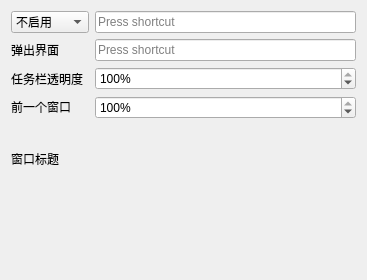
TenderChen/TransMaster, file TransMaster/TransMaster.ui: the form before one commit.
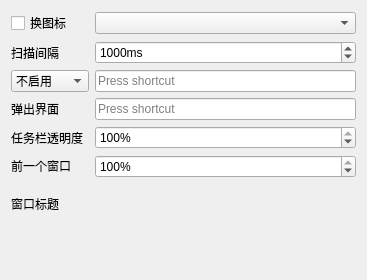
The form after the commit.

Patch:
```diff
--- a/TransMaster/TransMaster.ui
+++ b/TransMaster/TransMaster.ui
@@ -15,22 +15,8 @@
   </property>
   <widget class="QWidget" name="centralWidget">
    <layout class="QGridLayout" name="gridLayout">
-    <item row="0" column="1">
-     <widget class="QKeySequenceEdit" name="keySequenceEdit_mode">
-      <property name="maximumSequenceLength">
-       <longLong>1</longLong>
-      </property>
-     </widget>
-    </item>
-    <item row="1" column="0">
-     <widget class="QLabel" name="label_window">
-      <property name="text">
-       <string>弹出界面</string>
-      </property>
-     </widget>
-    </item>
-    <item row="2" column="1">
-     <widget class="QSpinBox" name="spinBox_taskbar">
+    <item row="5" column="1">
+     <widget class="QSpinBox" name="spinBox_current">
       <property name="keyboardTracking">
        <bool>false</bool>
       </property>
@@ -48,17 +34,7 @@
       </property>
      </widget>
     </item>
-    <item row="3" column="0">
-     <widget class="QLabel" name="label_last">
-      <property name="text">
-       <string>前一个窗口</string>
-      </property>
-      <property name="textInteractionFlags">
-       <set>Qt::TextInteractionFlag::LinksAccessibleByKeyboard|Qt::TextInteractionFlag::LinksAccessibleByMouse|Qt::TextInteractionFlag::TextBrowserInteraction|Qt::TextInteractionFlag::TextSelectableByKeyboard|Qt::TextInteractionFlag::TextSelectableByMouse</set>
-      </property>
-     </widget>
-    </item>
-    <item row="4" column="0" colspan="2">
+    <item row="6" column="0" colspan="2">
      <widget class="QLabel" name="label_title">
       <property name="text">
        <string>窗口标题</string>
@@ -71,33 +47,40 @@
       </property>
      </widget>
     </item>
-    <item row="3" column="1">
-     <widget class="QSpinBox" name="spinBox_current">
-      <property name="keyboardTracking">
-       <bool>false</bool>
-      </property>
-      <property name="suffix">
-       <string>%</string>
-      </property>
-      <property name="maximum">
-       <number>100</number>
-      </property>
-      <property name="singleStep">
-       <number>10</number>
-      </property>
-      <property name="value">
-       <number>100</number>
-      </property>
-     </widget>
-    </item>
-    <item row="2" column="0">
+    <item row="4" column="0">
      <widget class="QLabel" name="label_taskbar">
       <property name="text">
        <string>任务栏透明度</string>
       </property>
      </widget>
     </item>
-    <item row="0" column="0">
+    <item row="1" column="1">
+     <widget class="QSpinBox" name="spinBox_scan">
+      <property name="suffix">
+       <string>ms</string>
+      </property>
+      <property name="minimum">
+       <number>200</number>
+      </property>
+      <property name="maximum">
+       <number>3000</number>
+      </property>
+      <property name="singleStep">
+       <number>100</number>
+      </property>
+      <property name="value">
+       <number>1000</number>
+      </property>
+     </widget>
+    </item>
+    <item row="3" column="1">
+     <widget class="QKeySequenceEdit" name="keySequenceEdit_window">
+      <property name="maximumSequenceLength">
+       <longLong>1</longLong>
+      </property>
+     </widget>
+    </item>
+    <item row="2" column="0">
      <widget class="QComboBox" name="comboBox_mode">
       <item>
        <property name="text">
@@ -111,14 +94,14 @@
       </item>
      </widget>
     </item>
-    <item row="1" column="1">
-     <widget class="QKeySequenceEdit" name="keySequenceEdit_window">
-      <property name="maximumSequenceLength">
-       <longLong>1</longLong>
+    <item row="3" column="0">
+     <widget class="QLabel" name="label_window">
+      <property name="text">
+       <string>弹出界面</string>
       </property>
      </widget>
     </item>
-    <item row="5" column="0" colspan="2">
+    <item row="7" column="0" colspan="2">
      <widget class="QLabel" name="label_path">
       <property name="text">
        <string/>
@@ -131,6 +114,59 @@
       </property>
      </widget>
     </item>
+    <item row="1" column="0">
+     <widget class="QLabel" name="label">
+      <property name="text">
+       <string>扫描间隔</string>
+      </property>
+     </widget>
+    </item>
+    <item row="5" column="0">
+     <widget class="QLabel" name="label_last">
+      <property name="text">
+       <string>前一个窗口</string>
+      </property>
+      <property name="textInteractionFlags">
+       <set>Qt::TextInteractionFlag::LinksAccessibleByKeyboard|Qt::TextInteractionFlag::LinksAccessibleByMouse|Qt::TextInteractionFlag::TextBrowserInteraction|Qt::TextInteractionFlag::TextSelectableByKeyboard|Qt::TextInteractionFlag::TextSelectableByMouse</set>
+      </property>
+     </widget>
+    </item>
+    <item row="4" column="1">
+     <widget class="QSpinBox" name="spinBox_taskbar">
+      <property name="keyboardTracking">
+       <bool>false</bool>
+      </property>
+      <property name="suffix">
+       <string>%</string>
+      </property>
+      <property name="maximum">
+       <number>100</number>
+      </property>
+      <property name="singleStep">
+       <number>10</number>
+      </property>
+      <property name="value">
+       <number>100</number>
+      </property>
+     </widget>
+    </item>
+    <item row="2" column="1">
+     <widget class="QKeySequenceEdit" name="keySequenceEdit_mode">
+      <property name="maximumSequenceLength">
+       <longLong>1</longLong>
+      </property>
+     </widget>
+    </item>
+    <item row="0" column="1">
+     <widget class="QComboBox" name="comboBox_icon"/>
+    </item>
+    <item row="0" column="0">
+     <widget class="QCheckBox" name="checkBox">
+      <property name="text">
+       <string>换图标</string>
+      </property>
+     </widget>
+    </item>
    </layout>
   </widget>
  </widget>
```
